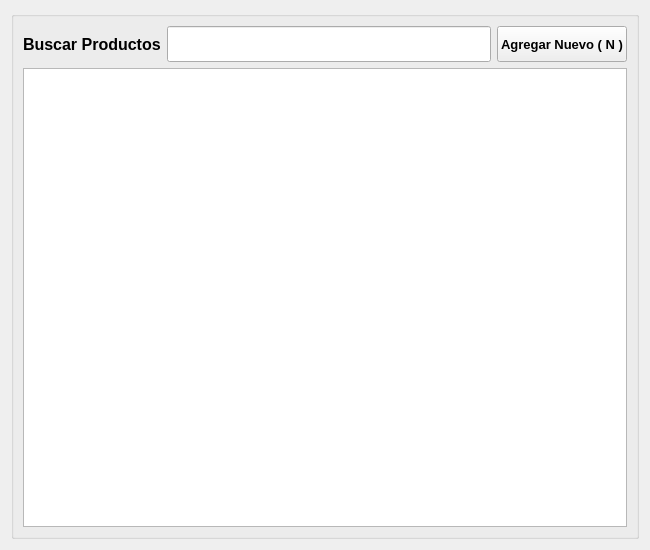
The window that ui/listaproductos.ui (OesteDEV/TPV) describes before a commit, drawn with Qt 5.
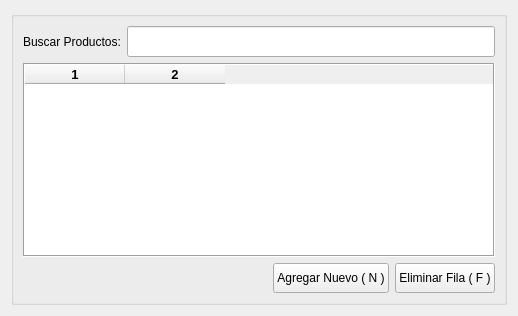
The same window after the commit. Icons and pictures are not drawn.

What changed in the file:
```diff
--- a/ui/listaproductos.ui
+++ b/ui/listaproductos.ui
@@ -6,16 +6,10 @@
    <rect>
     <x>0</x>
     <y>0</y>
-    <width>650</width>
-    <height>550</height>
+    <width>518</width>
+    <height>316</height>
    </rect>
   </property>
-  <property name="minimumSize">
-   <size>
-    <width>650</width>
-    <height>550</height>
-   </size>
-  </property>
   <property name="windowTitle">
    <string>Lista de Productos</string>
   </property>
@@ -23,33 +17,16 @@
    <iconset>
     <normaloff>icon/producto.png</normaloff>icon/producto.png</iconset>
   </property>
-  <layout class="QGridLayout" name="gridLayout">
+  <property name="windowOpacity">
+   <double>21.000000000000000</double>
+  </property>
+  <layout class="QGridLayout" name="gridLayout" columnstretch="0,0">
    <item row="0" column="0" colspan="2">
     <widget class="QGroupBox" name="groupBox">
      <property name="title">
       <string/>
      </property>
-     <layout class="QGridLayout" name="gridLayout_2" rowstretch="0,0,0">
-      <item row="2" column="0" colspan="3">
-       <widget class="QTableView" name="tableView"/>
-      </item>
-      <item row="0" column="1" rowspan="2">
-       <widget class="QLineEdit" name="lineEdit">
-        <property name="sizePolicy">
-         <sizepolicy hsizetype="Expanding" vsizetype="Expanding">
-          <horstretch>0</horstretch>
-          <verstretch>0</verstretch>
-         </sizepolicy>
-        </property>
-        <property name="font">
-         <font>
-          <pointsize>18</pointsize>
-          <weight>75</weight>
-          <bold>true</bold>
-         </font>
-        </property>
-       </widget>
-      </item>
+     <layout class="QGridLayout" name="gridLayout_2" rowstretch="0,0,0,0">
       <item row="0" column="0" rowspan="2">
        <widget class="QLabel" name="label">
         <property name="sizePolicy">
@@ -58,35 +35,175 @@
           <verstretch>0</verstretch>
          </sizepolicy>
         </property>
-        <property name="font">
-         <font>
-          <family>Arial</family>
-          <pointsize>12</pointsize>
-          <weight>75</weight>
-          <bold>true</bold>
-         </font>
-        </property>
         <property name="text">
-         <string>Buscar Productos</string>
+         <string>Buscar Productos:</string>
         </property>
        </widget>
       </item>
-      <item row="0" column="2" rowspan="2">
-       <widget class="QPushButton" name="nuevo">
-        <property name="sizePolicy">
-         <sizepolicy hsizetype="Fixed" vsizetype="Expanding">
-          <horstretch>0</horstretch>
-          <verstretch>0</verstretch>
-         </sizepolicy>
+      <item row="2" column="0" colspan="4">
+       <widget class="QTableWidget" name="tableWidget">
+        <property name="palette">
+         <palette>
+          <active>
+           <colorrole role="Text">
+            <brush brushstyle="SolidPattern">
+             <color alpha="255">
+              <red>0</red>
+              <green>0</green>
+              <blue>255</blue>
+             </color>
+            </brush>
+           </colorrole>
+          </active>
+          <inactive>
+           <colorrole role="Text">
+            <brush brushstyle="SolidPattern">
+             <color alpha="255">
+              <red>0</red>
+              <green>0</green>
+              <blue>255</blue>
+             </color>
+            </brush>
+           </colorrole>
+          </inactive>
+          <disabled>
+           <colorrole role="Text">
+            <brush brushstyle="SolidPattern">
+             <color alpha="255">
+              <red>120</red>
+              <green>120</green>
+              <blue>120</blue>
+             </color>
+            </brush>
+           </colorrole>
+          </disabled>
+         </palette>
         </property>
         <property name="font">
          <font>
-          <family>Arial</family>
+          <family>MS Shell Dlg 2</family>
           <pointsize>10</pointsize>
           <weight>75</weight>
           <bold>true</bold>
          </font>
         </property>
+        <property name="frameShape">
+         <enum>QFrame::Box</enum>
+        </property>
+        <property name="editTriggers">
+         <set>QAbstractItemView::NoEditTriggers</set>
+        </property>
+        <property name="columnCount">
+         <number>2</number>
+        </property>
+        <attribute name="horizontalHeaderVisible">
+         <bool>true</bool>
+        </attribute>
+        <attribute name="verticalHeaderVisible">
+         <bool>false</bool>
+        </attribute>
+        <column/>
+        <column/>
+       </widget>
+      </item>
+      <item row="0" column="1" rowspan="2" colspan="3">
+       <widget class="QLineEdit" name="lineEdit">
+        <property name="sizePolicy">
+         <sizepolicy hsizetype="Expanding" vsizetype="Expanding">
+          <horstretch>0</horstretch>
+          <verstretch>0</verstretch>
+         </sizepolicy>
+        </property>
+        <property name="palette">
+         <palette>
+          <active>
+           <colorrole role="Text">
+            <brush brushstyle="SolidPattern">
+             <color alpha="255">
+              <red>0</red>
+              <green>0</green>
+              <blue>255</blue>
+             </color>
+            </brush>
+           </colorrole>
+          </active>
+          <inactive>
+           <colorrole role="Text">
+            <brush brushstyle="SolidPattern">
+             <color alpha="255">
+              <red>0</red>
+              <green>0</green>
+              <blue>255</blue>
+             </color>
+            </brush>
+           </colorrole>
+          </inactive>
+          <disabled>
+           <colorrole role="Text">
+            <brush brushstyle="SolidPattern">
+             <color alpha="255">
+              <red>120</red>
+              <green>120</green>
+              <blue>120</blue>
+             </color>
+            </brush>
+           </colorrole>
+          </disabled>
+         </palette>
+        </property>
+        <property name="font">
+         <font>
+          <family>MS Shell Dlg 2</family>
+          <pointsize>14</pointsize>
+          <weight>75</weight>
+          <bold>true</bold>
+         </font>
+        </property>
+       </widget>
+      </item>
+      <item row="3" column="3">
+       <widget class="QPushButton" name="eliminar">
+        <property name="sizePolicy">
+         <sizepolicy hsizetype="Fixed" vsizetype="Fixed">
+          <horstretch>0</horstretch>
+          <verstretch>0</verstretch>
+         </sizepolicy>
+        </property>
+        <property name="minimumSize">
+         <size>
+          <width>100</width>
+          <height>30</height>
+         </size>
+        </property>
+        <property name="sizeIncrement">
+         <size>
+          <width>100</width>
+          <height>30</height>
+         </size>
+        </property>
+        <property name="text">
+         <string>Eliminar Fila ( F )</string>
+        </property>
+        <property name="icon">
+         <iconset>
+          <normaloff>icon/cancel.png</normaloff>icon/cancel.png</iconset>
+        </property>
+       </widget>
+      </item>
+      <item row="3" column="2">
+       <widget class="QPushButton" name="nuevo">
+        <property name="sizePolicy">
+         <sizepolicy hsizetype="Fixed" vsizetype="Fixed">
+          <horstretch>0</horstretch>
+          <verstretch>0</verstretch>
+         </sizepolicy>
+        </property>
+        <property name="minimumSize">
+         <size>
+          <width>100</width>
+          <height>30</height>
+         </size>
+        </property>
         <property name="text">
          <string>Agregar Nuevo ( N )</string>
         </property>
@@ -94,12 +211,6 @@
          <iconset>
           <normaloff>icon/nuevo.png</normaloff>icon/nuevo.png</iconset>
         </property>
-        <property name="iconSize">
-         <size>
-          <width>20</width>
-          <height>20</height>
-         </size>
-        </property>
        </widget>
       </item>
      </layout>
```
